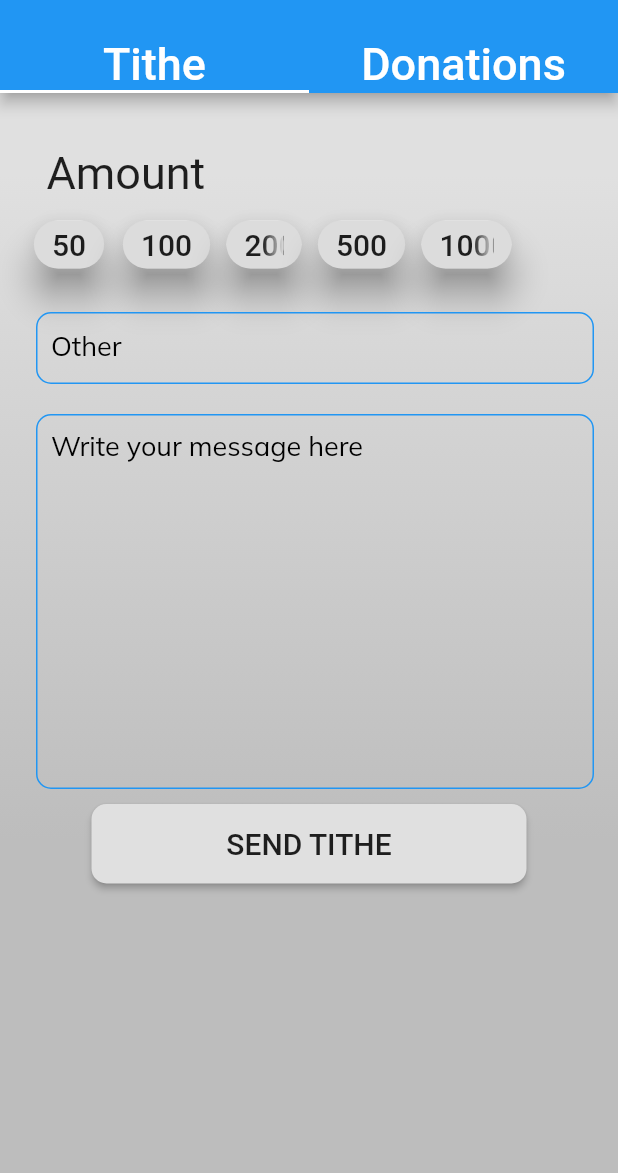
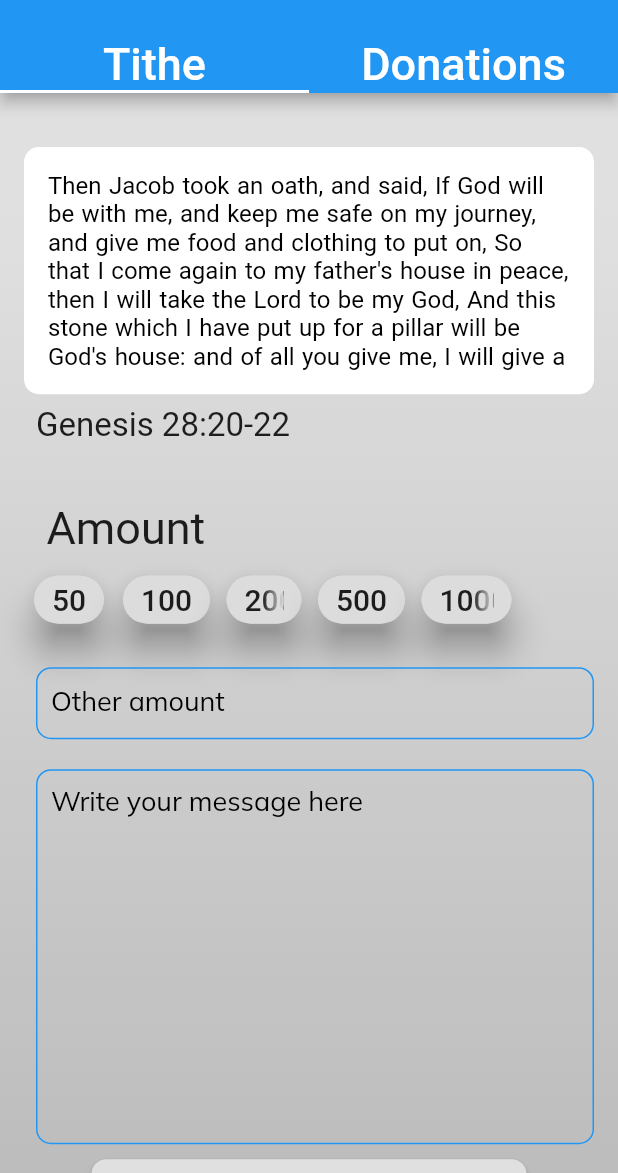
Before and after one commit to CarltonK/church, a Flutter app: the Giving screen opened by its route, on a phone screen of 412 x 824 dp, the part 63-1236 px from its top. Run offline on Flutter 3.47's test engine with Material 2 defaults, Android fonts, the phone set to English and light mode, and no system bars; our stand-ins replace google_fonts; Roboto replaces fonts that are missing (Dosis).

Commit message:
Added tithe bible verse

```diff
--- a/lib/screens/giving.dart
+++ b/lib/screens/giving.dart
@@ -60,6 +60,7 @@ class _GivingState extends State<Giving> {
 }
 
 Widget _titheContainer(BuildContext context) {
+  String tithe = 'Then Jacob took an oath, and said, If God will be with me, and keep me safe on my journey, and give me food and clothing to put on, So that I come again to my father\'s house in peace, then I will take the Lord to be my God, And this stone which I have put up for a pillar will be God\'s house: and of all you give me, I will give a tenth part to you';
   return SingleChildScrollView(
     child: Container(
       padding: EdgeInsets.all(16.0),
@@ -76,6 +77,33 @@ Widget _titheContainer(BuildContext context) {
           SizedBox(
             height: 20,
           ),
+           Container(
+            decoration: BoxDecoration(
+                color: Colors.white, borderRadius: BorderRadius.circular(10)),
+            child: Padding(
+              padding: const EdgeInsets.all(16.0),
+              child: Center(
+                child: Text(
+                  tithe,
+                  style: GoogleFonts.varelaRound(
+                      textStyle: TextStyle(
+                          color: Colors.black, wordSpacing: 1.0, fontSize: 16)),
+                ),
+              ),
+            ),
+            height: MediaQuery.of(context).size.height * 0.2,
+            width: MediaQuery.of(context).size.width,
+          ),
+          Padding(
+              padding: const EdgeInsets.all(8.0),
+              child: Text(
+                'Genesis 28:20-22',
+                style: GoogleFonts.breeSerif(fontSize: 22),
+              ),
+            ),
+            SizedBox(
+              height: 30,
+            ),
           Padding(
             padding: const EdgeInsets.only(left: 15),
             child: Text(
@@ -203,7 +231,7 @@ Widget _titheContainer(BuildContext context) {
                       borderRadius: BorderRadius.all(Radius.circular(10.0))),
                   contentPadding:
                       EdgeInsets.symmetric(horizontal: 10.0, vertical: 10.0),
-                  labelText: 'Other',
+                  labelText: 'Other amount',
                   labelStyle: GoogleFonts.muli(
                     textStyle: TextStyle(
                       color: Colors.black,
@@ -449,7 +477,7 @@ Widget _donationsContainer(BuildContext context) {
                       borderRadius: BorderRadius.all(Radius.circular(10.0))),
                   contentPadding:
                       EdgeInsets.symmetric(horizontal: 10.0, vertical: 10.0),
-                  labelText: 'Other',
+                  labelText: 'Other amount',
                   labelStyle: GoogleFonts.muli(
                     textStyle: TextStyle(
                       color: Colors.black,
```
